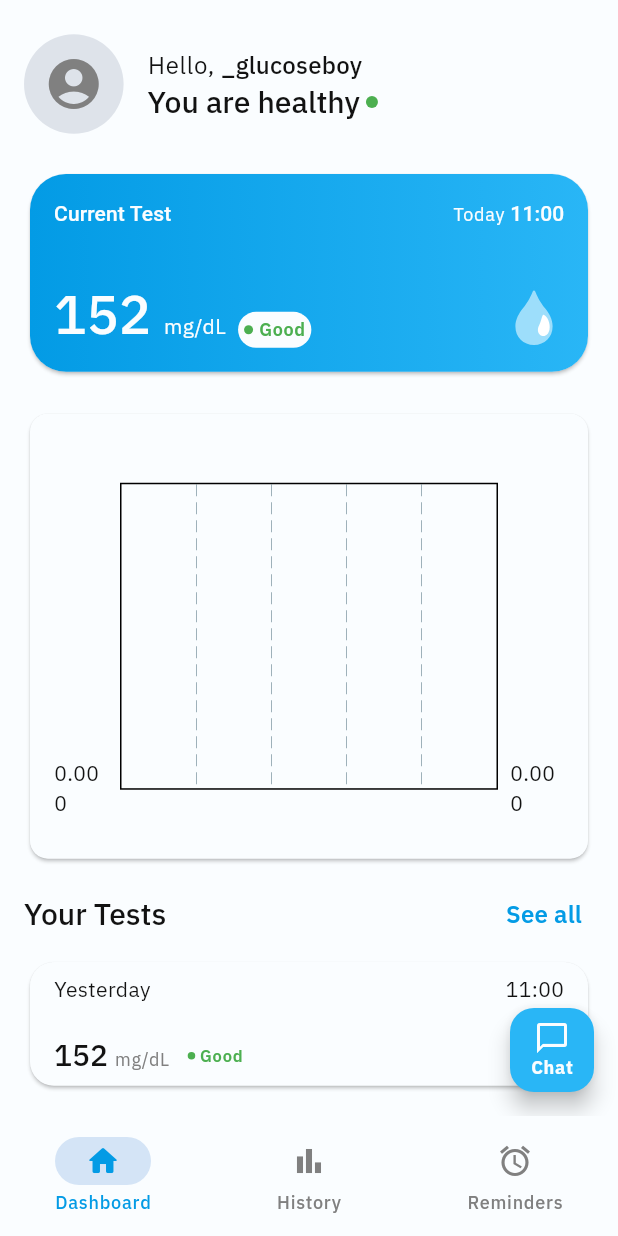
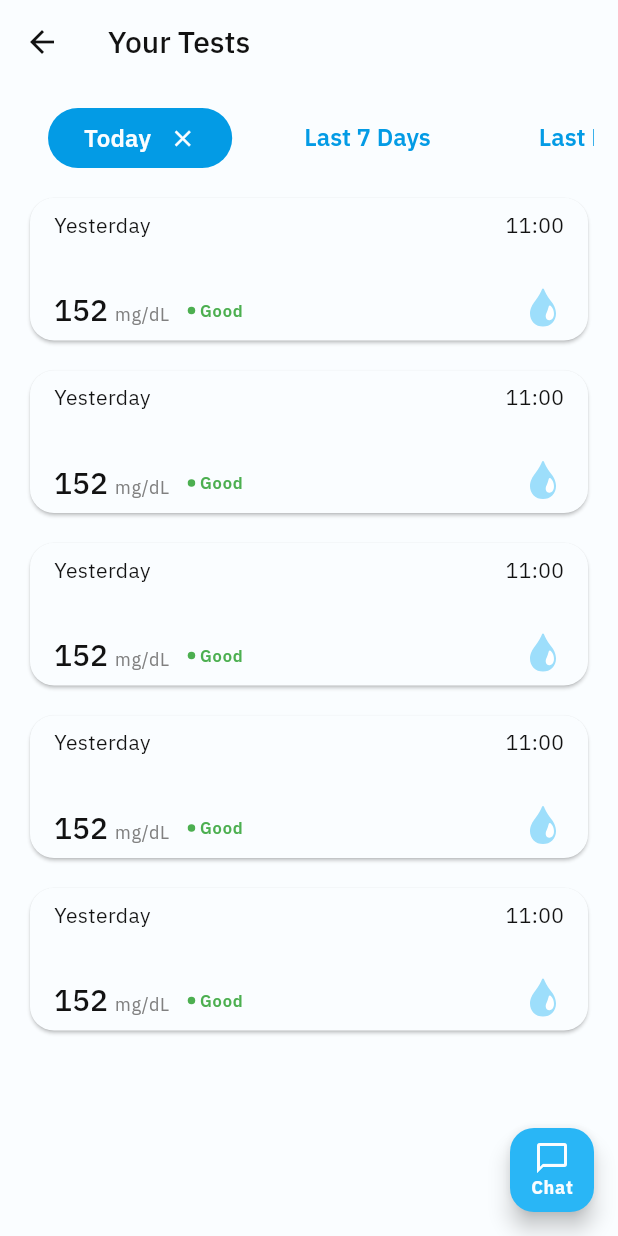
Before and after one commit to andy-ife/blood_glucose_monitor, a Flutter app: the screen it shows after launch, after a tap on "Skip", after a tap on "See all", on a phone screen of 412 x 824 dp. Run offline on Flutter 3.47's test engine with Material 3 defaults, Android fonts, the phone set to English and light mode, and no system bars; drawn by our look-alikes of fl_chart; our stand-ins replace flutter_svg.

Commit message:
Add Tests page

```diff
--- a/lib/pages/home/dashboard.dart
+++ b/lib/pages/home/dashboard.dart
@@ -1,3 +1,4 @@
+import 'package:blood_glucose_monitor/pages/home/tests.dart';
 import 'package:blood_glucose_monitor/theme/colors.dart';
 import 'package:blood_glucose_monitor/widgets/gradient_background.dart';
 import 'package:fl_chart/fl_chart.dart';
@@ -103,7 +104,7 @@ class DashboardPage extends StatelessWidget {
                             children: [
                               Text(
                                 'Current Test',
-                                style: theme.textTheme.titleSmall!.copyWith(
+                                style: theme.textTheme.titleMedium!.copyWith(
                                   color: theme.colorScheme.onPrimary,
                                 ),
                               ),
@@ -111,8 +112,8 @@ class DashboardPage extends StatelessWidget {
                                 TextSpan(
                                   children: [
                                     TextSpan(
-                                      text: 'Today ',
-                                      style: theme.textTheme.labelMedium!
+                                      text: 'Today  ',
+                                      style: theme.textTheme.bodySmall!
                                           .copyWith(
                                             color: theme.colorScheme.onPrimary,
                                             fontWeight: FontWeight.w400,
@@ -120,7 +121,7 @@ class DashboardPage extends StatelessWidget {
                                     ),
                                     TextSpan(
                                       text: '11:00',
-                                      style: theme.textTheme.titleSmall!
+                                      style: theme.textTheme.titleMedium!
                                           .copyWith(
                                             color: theme.colorScheme.onPrimary,
                                           ),
@@ -227,7 +228,7 @@ class DashboardPage extends StatelessWidget {
                     children: [
                       Text('Your Tests', style: theme.textTheme.titleLarge),
                       InkWell(
-                        onTap: () => print('Tapped'),
+                        onTap: () => Navigator.push(context, MaterialPageRoute(builder: (_)=>TestsPage())),
                         child: Padding(
                           padding: const EdgeInsets.symmetric(horizontal: 8.0),
                           child: Text(
--- a/lib/pages/home/history.dart
+++ b/lib/pages/home/history.dart
@@ -5,13 +5,6 @@ class HistoryPage extends StatelessWidget {
 
   @override
   Widget build(BuildContext context) {
-    return Center(
-      child: Text(
-        'History',
-        style: Theme.of(
-          context,
-        ).textTheme.displayLarge!.copyWith(color: Colors.green),
-      ),
-    );
+    return Scaffold();
   }
 }
--- /dev/null
+++ b/lib/pages/home/tests.dart
@@ -0,0 +1,181 @@
+import 'package:blood_glucose_monitor/theme/colors.dart';
+import 'package:blood_glucose_monitor/widgets/button_group.dart';
+import 'package:flutter/material.dart';
+import 'package:flutter_svg/flutter_svg.dart';
+
+class TestsPage extends StatelessWidget {
+  const TestsPage({super.key});
+
+  @override
+  Widget build(BuildContext context) {
+    final theme = Theme.of(context);
+
+    return Scaffold(
+      floatingActionButton: FloatingActionButton(
+        foregroundColor: theme.colorScheme.onPrimary,
+        onPressed: () {},
+        child: Column(
+          mainAxisAlignment: MainAxisAlignment.center,
+          children: [
+            Icon(Icons.chat_bubble_outline),
+            Text(
+              'Chat',
+              style: theme.textTheme.labelMedium!.copyWith(
+                color: theme.colorScheme.onPrimary,
+                fontWeight: FontWeight.bold,
+              ),
+            ),
+          ],
+        ),
+      ),
+      appBar: AppBar(title: const Text('Your Tests')),
+      body: SingleChildScrollView(
+        child: Column(
+          children: [
+            // Button Group Section
+            Padding(
+              padding: const EdgeInsets.all(16.0),
+              child: BGMButtonGroup(
+                values: const ['Today', 'Last 7 Days', 'Last Month', 'All'],
+                onSelectionChange: (selectedValues) {
+                  // Handle selection change
+                  print('Selected: $selectedValues');
+                },
+                enableMultiSelection: false,
+                initialSelection: {'Today'},
+              ),
+            ),
+
+            // Test Results List
+            ListView.builder(
+              shrinkWrap: true,
+              physics: const NeverScrollableScrollPhysics(),
+              padding: const EdgeInsets.symmetric(horizontal: 16.0),
+              itemCount: 5, // Generate 5 example items
+              itemBuilder: (context, index) {
+                return Padding(
+                  padding: const EdgeInsets.only(bottom: 12.0),
+                  child: LayoutBuilder(
+                    builder: (context, constraints) {
+                      return Card(
+                        color: AppColors.white,
+                        shape: RoundedRectangleBorder(
+                          borderRadius: BorderRadius.circular(16.0),
+                        ),
+                        child: SizedBox(
+                          height:
+                              constraints.maxWidth *
+                              0.25, // Adjusted for responsive height
+                          child: Padding(
+                            padding: const EdgeInsets.symmetric(
+                              vertical: 8.0,
+                              horizontal: 16.0,
+                            ),
+                            child: Column(
+                              mainAxisAlignment: MainAxisAlignment.spaceBetween,
+                              children: [
+                                Row(
+                                  mainAxisAlignment:
+                                      MainAxisAlignment.spaceBetween,
+                                  children: [
+                                    Text(
+                                      'Yesterday',
+                                      style: theme.textTheme.bodyMedium!,
+                                    ),
+                                    Text(
+                                      '11:00',
+                                      style: theme.textTheme.bodyMedium!,
+                                    ),
+                                  ],
+                                ),
+                                Row(
+                                  mainAxisAlignment:
+                                      MainAxisAlignment.spaceBetween,
+                                  crossAxisAlignment: CrossAxisAlignment.end,
+                                  children: [
+                                    Row(
+                                      spacing: 8.0,
+                                      crossAxisAlignment:
+                                          CrossAxisAlignment.end,
+                                      children: [
+                                        Text.rich(
+                                          TextSpan(
+                                            children: [
+                                              TextSpan(
+                                                text: '152 ',
+                                                style:
+                                                    theme.textTheme.titleLarge,
+                                              ),
+                                              TextSpan(
+                                                text: 'mg/dL',
+                                                style: theme
+                                                    .textTheme
+                                                    .bodySmall!
+                                                    .copyWith(
+                                                      color: theme
+                                                          .colorScheme
+                                                          .onSurfaceVariant,
+                                                    ),
+                                              ),
+                                            ],
+                                          ),
+                                        ),
+                                        Container(
+                                          decoration: BoxDecoration(
+                                            borderRadius: BorderRadius.circular(
+                                              16.0,
+                                            ),
+                                            color: theme.colorScheme.surface,
+                                          ),
+                                          child: Padding(
+                                            padding: const EdgeInsets.all(4.0),
+                                            child: Row(
+                                              children: [
+                                                Container(
+                                                  height: 5.0,
+                                                  width: 5.0,
+                                                  decoration: BoxDecoration(
+                                                    shape: BoxShape.circle,
+                                                    color: AppColors.green,
+                                                  ),
+                                                ),
+                                                const SizedBox(width: 3.0),
+                                                Text(
+                                                  'Good',
+                                                  style: theme
+                                                      .textTheme
+                                                      .labelSmall!
+                                                      .copyWith(
+                                                        fontWeight:
+                                                            FontWeight.w600,
+                                                        color: AppColors.green,
+                                                      ),
+                                                ),
+                                              ],
+                                            ),
+                                          ),
+                                        ),
+                                      ],
+                                    ),
+                                    SvgPicture.asset(
+                                      'assets/blood/blue-light.svg',
+                                      width: 28.0,
+                                    ),
+                                  ],
+                                ),
+                              ],
+                            ),
+                          ),
+                        ),
+                      );
+                    },
+                  ),
+                );
+              },
+            ),
+          ],
+        ),
+      ),
+    );
+  }
+}
--- a/lib/widgets/button_group.dart
+++ b/lib/widgets/button_group.dart
@@ -48,12 +48,25 @@ class _BGMButtonGroupState extends State<BGMButtonGroup> {
                 onPressed: () {
                   setState(() {
                     _selected.remove(curr);
+                    print(_selected);
+                    if (_selected.isEmpty) {
+                      _selected.add(
+                        widget.initialSelection?.first ?? widget.values.first,
+                      );
+                    }
                   });
 
                   widget.onSelectionChange(_selected);
                 },
                 style: !widget.floating
-                    ? AppButtonStylesLight.filled
+                    ? AppButtonStylesLight.filled.copyWith(
+                        textStyle: WidgetStateProperty.all(
+                          theme.textTheme.titleMedium!.copyWith(
+                            inherit: true,
+                            fontWeight: FontWeight.w600,
+                          ),
+                        ),
+                      )
                     : AppButtonStylesLight.floating.copyWith(
                         backgroundColor: WidgetStateProperty.all(
                           theme.colorScheme.primary,
@@ -83,9 +96,12 @@ class _BGMButtonGroupState extends State<BGMButtonGroup> {
                     _selected.clear();
                     _selected.add(curr);
                   });
+                  widget.onSelectionChange(_selected);
                 }
               },
-              style: !widget.floating ? null : AppButtonStylesLight.floating,
+              style: !widget.floating
+                  ? AppButtonStylesLight.text
+                  : AppButtonStylesLight.floating,
               child: Text(curr),
             );
           },
```
